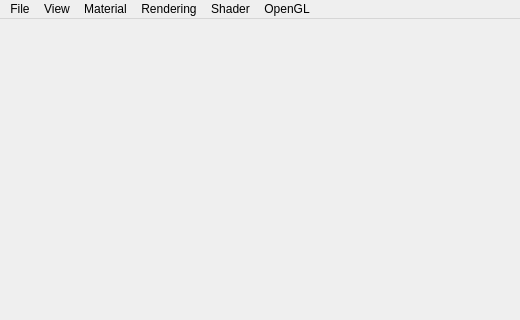
Qt form hscgv_uebung_5/ApplicationWindow.ui (plattenschieber/HSCGV_Uebungen) before a commit; both pictures show x 0 to 520 and y 0 to 320 of the 520 by 461 pixel window.
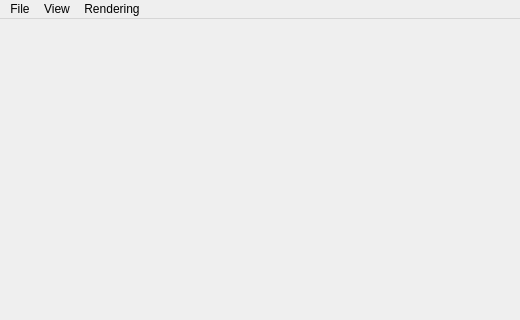
The same form after that commit.

Commit message: remove unnecessary menu items

Diff of the .ui file:
```diff
--- a/hscgv_uebung_5/ApplicationWindow.ui
+++ b/hscgv_uebung_5/ApplicationWindow.ui
@@ -32,17 +32,6 @@
     <addaction name="separator"/>
     <addaction name="actionQuit"/>
    </widget>
-   <widget class="QMenu" name="menuShader">
-    <property name="title">
-     <string>Shader</string>
-    </property>
-    <addaction name="actionFixedFunction"/>
-    <addaction name="actionSimple"/>
-    <addaction name="actionPhong"/>
-    <addaction name="actionFreestyle"/>
-    <addaction name="separator"/>
-    <addaction name="actionUserParam"/>
-   </widget>
    <widget class="QMenu" name="menuView">
     <property name="title">
      <string>View</string>
@@ -56,19 +45,6 @@
     <addaction name="separator"/>
     <addaction name="actionAnimate"/>
    </widget>
-   <widget class="QMenu" name="menuMaterial">
-    <property name="title">
-     <string>Material</string>
-    </property>
-   </widget>
-   <widget class="QMenu" name="menuOpenGL">
-    <property name="title">
-     <string>OpenGL</string>
-    </property>
-    <addaction name="actionImmediateMode"/>
-    <addaction name="actionVertexArrays"/>
-    <addaction name="actionVertexBufferObjects"/>
-   </widget>
    <widget class="QMenu" name="menuRendering">
     <property name="title">
      <string>Rendering</string>
@@ -80,10 +56,7 @@
    </widget>
    <addaction name="menuFile"/>
    <addaction name="menuView"/>
-   <addaction name="menuMaterial"/>
    <addaction name="menuRendering"/>
-   <addaction name="menuShader"/>
-   <addaction name="menuOpenGL"/>
   </widget>
   <widget class="QStatusBar" name="statusbar"/>
   <action name="actionResetCamera">
```
Left out of the diff: 20 changed lines with no effect on the pictures.
